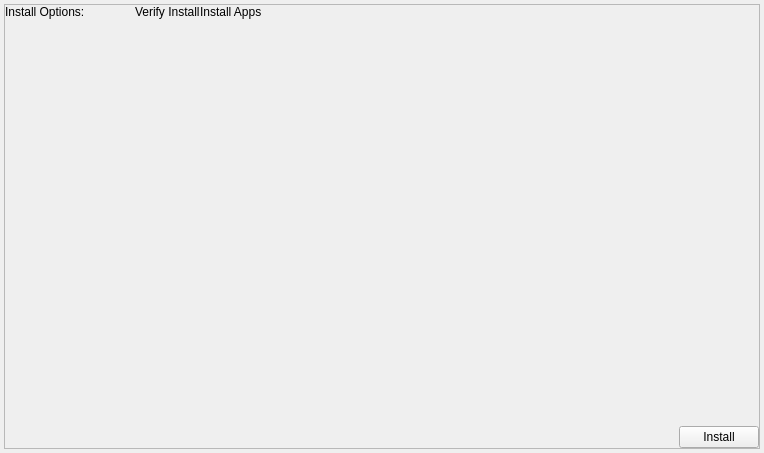
CoActionOS/CoActionOS-Desktop, file CoActionOS-QtSDK/CSdk/CKernelInstaller.ui: the form before one commit.
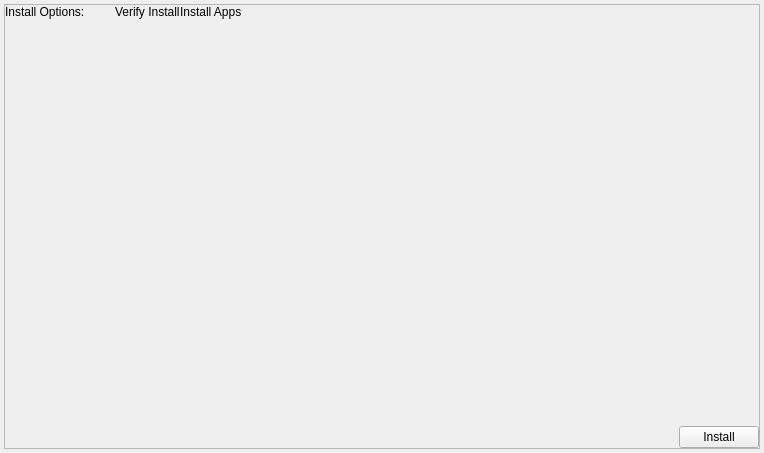
The form after the commit. Custom widgets are drawn as their Qt base class.

What changed in the file:
```diff
--- a/CoActionOS-QtSDK/CSdk/CKernelInstaller.ui
+++ b/CoActionOS-QtSDK/CSdk/CKernelInstaller.ui
@@ -74,7 +74,7 @@
           <set>Qt::AlignLeading|Qt::AlignLeft|Qt::AlignTop</set>
          </property>
          <property name="horizontalSpacing">
-          <number>20</number>
+          <number>0</number>
          </property>
          <property name="verticalSpacing">
           <number>4</number>
```
